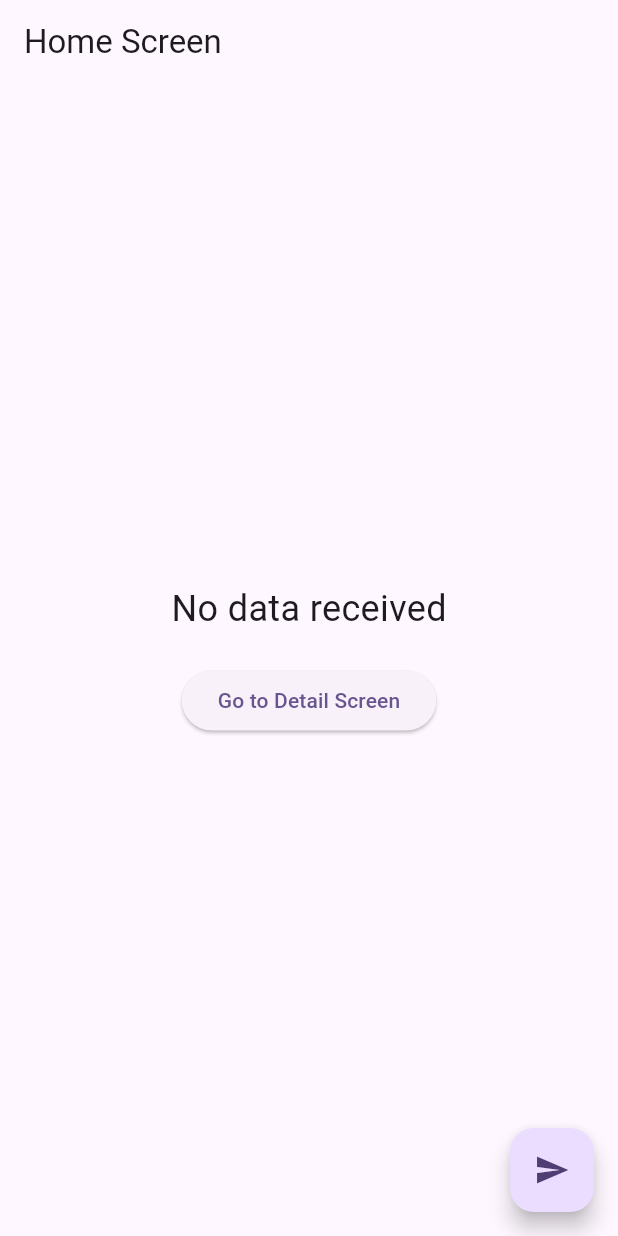
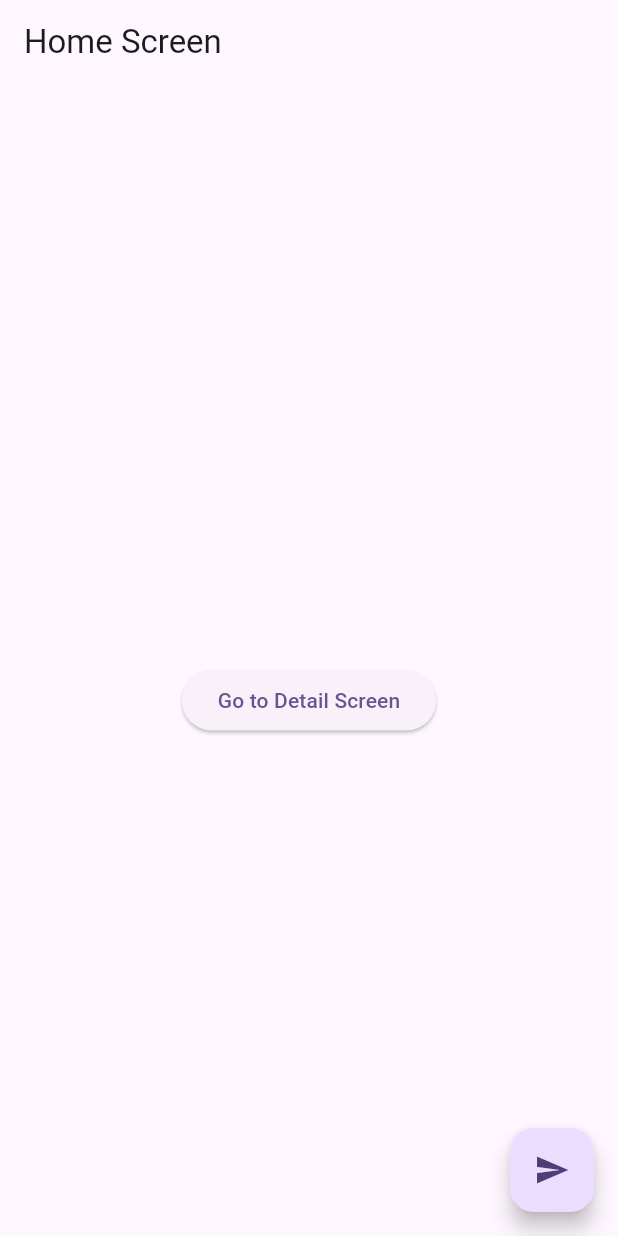
Before and after one commit to praewalnwza001/Nagate_route_HW, a Flutter app: the screen it shows after launch, on a phone screen of 412 x 824 dp. Run offline on Flutter 3.47's test engine with Material 3 defaults, Android fonts, the phone set to English and light mode, and no system bars.

Commit message:
third commit

```diff
--- a/navigate_route-main/lib/screens/home_screen.dart
+++ b/navigate_route-main/lib/screens/home_screen.dart
@@ -21,7 +21,7 @@ class HomeScreen extends StatelessWidget {
           children: <Widget>[
             // แสดงข้อความที่ได้รับจาก Provider
             Text(
-              message.isEmpty ? 'No data received' : message,
+              message.isEmpty ? '' : message,
               style: const TextStyle(fontSize: 24),
             ),
             const SizedBox(height: 20),
```
